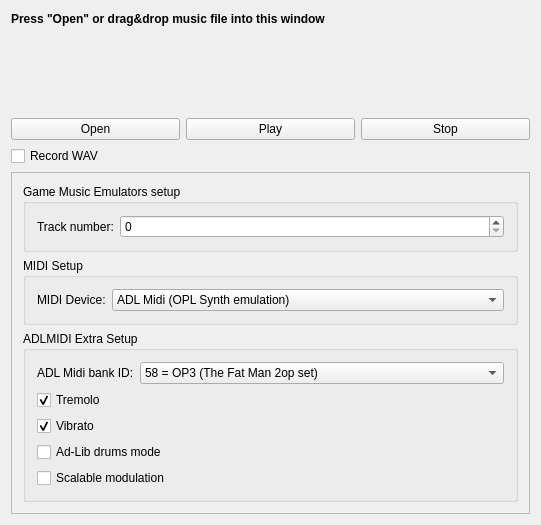
WohlSoft/Moondust-Project, file MusicPlayer/mainwindow.ui: the form before one commit.
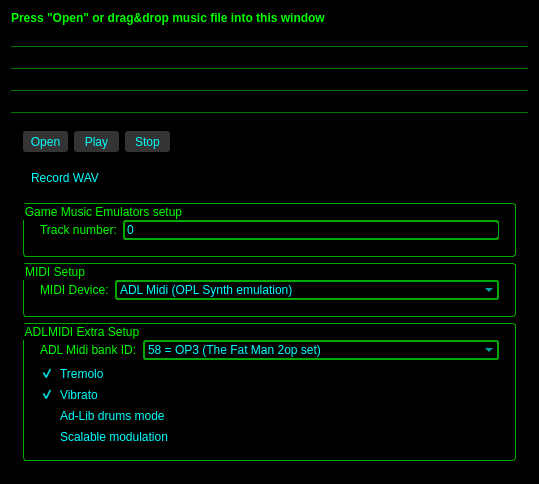
The form after the commit. Icons and pictures are not drawn.

Commit message: Recolored music player's UI

What changed in the file:
```diff
--- a/MusicPlayer/mainwindow.ui
+++ b/MusicPlayer/mainwindow.ui
@@ -6,8 +6,8 @@
    <rect>
     <x>0</x>
     <y>0</y>
-    <width>498</width>
-    <height>525</height>
+    <width>485</width>
+    <height>461</height>
    </rect>
   </property>
   <property name="acceptDrops">
@@ -20,9 +20,45 @@
    <iconset resource="_resources/musicplayer.qrc">
     <normaloff>:/cat_musplay/cat_musplay_48x48.png</normaloff>:/cat_musplay/cat_musplay_48x48.png</iconset>
   </property>
+  <property name="styleSheet">
+   <string notr="true">*{
+background-color: rgb(0, 0, 0);
+color: rgb(0, 255, 0);
+}
+QPushButton {
+	background-color: rgb(52, 52, 52);
+	border-color: rgb(0, 170, 0);
+    border-width: 2px;
+	color: rgb(0, 255, 255);
+	border-radius: 3px;
+    height: 25px;
+ }
+QCheckBox {
+	border-color: rgb(0, 170, 0);
+    border-width: 0px;
+    border-style: solid;
+	color: rgb(0, 255, 255);
+ }
+QComboBox, QSpinBox{
+	border-radius: 3px;
+    border-width: 2px;
+    border-style: solid;
+	border-color: rgb(0, 170, 0);
+	color: rgb(0, 255, 255);
+}
+QGroupBox
+{
+    padding: 5px;
+    border-width: 1px;
+    border-style: solid;
+    border-color: rgb(0, 170, 0);
+	border-radius: 3px;
+}
+</string>
+  </property>
   <widget class="QWidget" name="centralWidget">
    <layout class="QGridLayout" name="gridLayout">
-    <item row="9" column="0" colspan="3">
+    <item row="9" column="0" colspan="2">
      <widget class="QFrame" name="frame">
       <property name="frameShape">
        <enum>QFrame::StyledPanel</enum>
@@ -36,6 +72,9 @@
          <property name="title">
           <string>ADLMIDI Extra Setup</string>
          </property>
+         <property name="flat">
+          <bool>false</bool>
+         </property>
          <layout class="QFormLayout" name="formLayout">
           <item row="1" column="0">
            <widget class="QLabel" name="label_3">
@@ -489,14 +528,130 @@
       </layout>
      </widget>
     </item>
-    <item row="8" column="0" colspan="3">
+    <item row="7" column="0" colspan="2">
+     <widget class="QFrame" name="frame_2">
+      <property name="minimumSize">
+       <size>
+        <width>0</width>
+        <height>45</height>
+       </size>
+      </property>
+      <property name="frameShape">
+       <enum>QFrame::StyledPanel</enum>
+      </property>
+      <property name="frameShadow">
+       <enum>QFrame::Raised</enum>
+      </property>
+      <layout class="QHBoxLayout" name="horizontalLayout">
+       <item>
+        <widget class="QPushButton" name="open">
+         <property name="minimumSize">
+          <size>
+           <width>45</width>
+           <height>0</height>
+          </size>
+         </property>
+         <property name="text">
+          <string>Open</string>
+         </property>
+         <property name="shortcut">
+          <string>Ctrl+O</string>
+         </property>
+         <property name="flat">
+          <bool>false</bool>
+         </property>
+        </widget>
+       </item>
+       <item>
+        <widget class="QPushButton" name="play">
+         <property name="minimumSize">
+          <size>
+           <width>45</width>
+           <height>0</height>
+          </size>
+         </property>
+         <property name="text">
+          <string>Play</string>
+         </property>
+         <property name="shortcut">
+          <string>Space</string>
+         </property>
+         <property name="flat">
+          <bool>false</bool>
+         </property>
+        </widget>
+       </item>
+       <item>
+        <widget class="QPushButton" name="stop">
+         <property name="minimumSize">
+          <size>
+           <width>45</width>
+           <height>0</height>
+          </size>
+         </property>
+         <property name="text">
+          <string>Stop</string>
+         </property>
+         <property name="shortcut">
+          <string>.</string>
+         </property>
+         <property name="flat">
+          <bool>false</bool>
+         </property>
+        </widget>
+       </item>
+       <item>
+        <spacer name="horizontalSpacer">
+         <property name="orientation">
+          <enum>Qt::Horizontal</enum>
+         </property>
+         <property name="sizeHint" stdset="0">
+          <size>
+           <width>40</width>
+           <height>20</height>
+          </size>
+         </property>
+        </spacer>
+       </item>
+      </layout>
+     </widget>
+    </item>
+    <item row="8" column="0" colspan="2">
      <widget class="QCheckBox" name="recordWav">
       <property name="text">
        <string>Record WAV</string>
       </property>
      </widget>
     </item>
-    <item row="0" column="0" colspan="3">
+    <item row="2" column="0" colspan="2">
+     <widget class="QLabel" name="musArtist">
+      <property name="styleSheet">
+       <string notr="true">border-width: 1px;
+border-style: solid;
+border-color: rgba(0, 0, 0, 0);
+border-bottom-color: rgb(0, 120, 0);
+</string>
+      </property>
+      <property name="text">
+       <string/>
+      </property>
+     </widget>
+    </item>
+    <item row="3" column="0" colspan="2">
+     <widget class="QLabel" name="musAlbum">
+      <property name="styleSheet">
+       <string notr="true">border-width: 1px;
+border-style: solid;
+border-color: rgba(0, 0, 0, 0);
+border-bottom-color: rgb(0, 120, 0);
+</string>
+      </property>
+      <property name="text">
+       <string/>
+      </property>
+     </widget>
+    </item>
+    <item row="0" column="0" colspan="2">
      <widget class="QLabel" name="label">
       <property name="font">
        <font>
@@ -509,62 +664,29 @@
       </property>
      </widget>
     </item>
-    <item row="3" column="0" colspan="3">
-     <widget class="QLabel" name="musAlbum">
-      <property name="text">
-       <string/>
-      </property>
-     </widget>
-    </item>
-    <item row="7" column="1">
-     <widget class="QPushButton" name="play">
-      <property name="text">
-       <string>Play</string>
-      </property>
-      <property name="shortcut">
-       <string>Space</string>
-      </property>
-     </widget>
-    </item>
-    <item row="7" column="2">
-     <widget class="QPushButton" name="stop">
-      <property name="text">
-       <string>Stop</string>
-      </property>
-      <property name="shortcut">
-       <string>.</string>
-      </property>
-     </widget>
-    </item>
-    <item row="7" column="0">
-     <widget class="QPushButton" name="open">
-      <property name="text">
-       <string>Open</string>
-      </property>
-      <property name="shortcut">
-       <string>Ctrl+O</string>
-      </property>
-     </widget>
-    </item>
-    <item row="2" column="0" colspan="3">
-     <widget class="QLabel" name="musArtist">
-      <property name="text">
-       <string/>
-      </property>
-     </widget>
-    </item>
-    <item row="1" column="0" colspan="3">
+    <item row="1" column="0" colspan="2">
      <widget class="QLabel" name="musTitle">
       <property name="styleSheet">
-       <string notr="true">border-color: rgb(0, 0, 0); border-width: 1px</string>
+       <string notr="true">border-width: 1px;
+border-style: solid;
+border-color: rgba(0, 0, 0, 0);
+border-bottom-color: rgb(0, 120, 0);
+</string>
       </property>
       <property name="text">
        <string/>
       </property>
      </widget>
     </item>
-    <item row="4" column="0" colspan="3">
+    <item row="4" column="0" colspan="2">
      <widget class="QLabel" name="musCopyright">
+      <property name="styleSheet">
+       <string notr="true">border-width: 1px;
+border-style: solid;
+border-color: rgba(0, 0, 0, 0);
+border-bottom-color: rgb(0, 120, 0);
+</string>
+      </property>
       <property name="text">
        <string/>
       </property>
```
Left out of the diff: 6 changed lines with no effect on the pictures.
